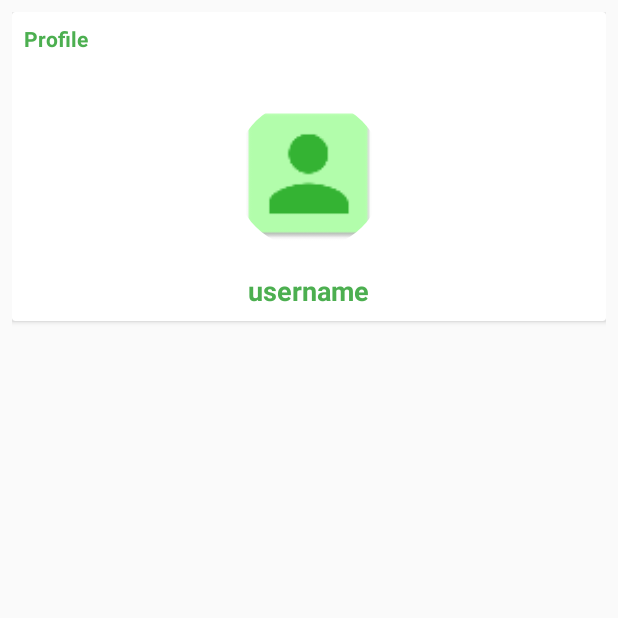
After one commit to n99dl/ChatApp2, an Android app: the fragment ProfileFragment shown on its own in the app's theme, on a phone screen of 412 x 824 dp, the top half of it. The commit adds this screen. Run offline under Robolectric (Android 15) with nearby library versions, the phone set to English and light mode, and no system bars; our stand-ins replace CircleImageView, Firebase (no records; nobody signed in at launch, a user with empty details on screens opened directly); 3 statements that could not run were skipped.

Commit message:
Update Profile, Chat fragment

```diff
--- /dev/null
+++ b/app/src/main/java/com/example/chatapp2/Fragments/ProfileFragment.java
@@ -0,0 +1,68 @@
+package com.example.chatapp2.Fragments;
+
+import android.os.Bundle;
+
+import androidx.annotation.NonNull;
+import androidx.fragment.app.Fragment;
+
+import android.view.LayoutInflater;
+import android.view.View;
+import android.view.ViewGroup;
+import android.widget.TextView;
+
+import com.bumptech.glide.Glide;
+import com.example.chatapp2.Model.User;
+import com.example.chatapp2.R;
+import com.google.firebase.auth.FirebaseAuth;
+import com.google.firebase.auth.FirebaseUser;
+import com.google.firebase.database.DataSnapshot;
+import com.google.firebase.database.DatabaseError;
+import com.google.firebase.database.DatabaseReference;
+import com.google.firebase.database.FirebaseDatabase;
+import com.google.firebase.database.ValueEventListener;
+
+import de.hdodenhof.circleimageview.CircleImageView;
+
+
+public class ProfileFragment extends Fragment {
+
+
+    CircleImageView profileImage;
+    TextView username;
+
+    FirebaseUser firebaseUser;
+    DatabaseReference reference;
+
+    @Override
+    public View onCreateView(LayoutInflater inflater, ViewGroup container,
+                             Bundle savedInstanceState) {
+        // Inflate the layout for this fragment
+        View view = inflater.inflate(R.layout.fragment_profile, container, false);
+
+        profileImage = view.findViewById(R.id.profile_image);
+        username = view.findViewById(R.id.username);
+
+        firebaseUser = FirebaseAuth.getInstance().getCurrentUser();
+        reference = FirebaseDatabase.getInstance().getReference("Users").child(firebaseUser.getUid());
+
+        reference.addValueEventListener(new ValueEventListener() {
+            @Override
+            public void onDataChange(@NonNull DataSnapshot dataSnapshot) {
+                User user = dataSnapshot.getValue(User.class);
+                username.setText(user.getUsername());
+                if (user.getImageURL().equals("default")) {
+                    profileImage.setImageResource(R.mipmap.ic_user_default);
+                } else {
+                    Glide.with(getContext()).load(user.getImageURL()).into(profileImage);
+                }
+            }
+
+            @Override
+            public void onCancelled(@NonNull DatabaseError databaseError) {
+
+            }
+        });
+
+        return view;
+    }
+}
--- a/app/src/main/java/com/example/chatapp2/Fragments/UserFragment.java
+++ b/app/src/main/java/com/example/chatapp2/Fragments/UserFragment.java
@@ -51,8 +51,6 @@ public class UserFragment extends Fragment {
 
         readUsers();
 
-        readUsers();
-
         return view;
     }
 
--- a/app/src/main/java/com/example/chatapp2/MainActivity.java
+++ b/app/src/main/java/com/example/chatapp2/MainActivity.java
@@ -17,6 +17,7 @@ import android.widget.TextView;
 
 import com.bumptech.glide.Glide;
 import com.example.chatapp2.Fragments.ChatsFragment;
+import com.example.chatapp2.Fragments.ProfileFragment;
 import com.example.chatapp2.Fragments.UserFragment;
 import com.example.chatapp2.Model.User;
 import com.google.android.material.tabs.TabLayout;
@@ -80,6 +81,7 @@ public class MainActivity extends AppCompatActivity {
 
         viewPagerAdapter.addFragment(new ChatsFragment(), "Chats");
         viewPagerAdapter.addFragment(new UserFragment(), "Users");
+        viewPagerAdapter.addFragment(new ProfileFragment(), "Profile");
 
         viewPager.setAdapter(viewPagerAdapter);
 
--- /dev/null
+++ b/app/src/main/res/layout/fragment_profile.xml
@@ -0,0 +1,50 @@
+<?xml version="1.0" encoding="utf-8"?>
+<RelativeLayout xmlns:android="http://schemas.android.com/apk/res/android"
+    xmlns:tools="http://schemas.android.com/tools"
+    android:layout_width="match_parent"
+    android:layout_height="match_parent"
+    android:padding="8dp"
+    tools:context=".Fragments.ProfileFragment">
+
+    <androidx.cardview.widget.CardView
+        android:layout_width="match_parent"
+        android:layout_height="wrap_content"
+        android:padding="8dp">
+
+        <RelativeLayout
+            android:layout_width="match_parent"
+            android:layout_height="match_parent"
+            android:padding="8dp">
+
+            <TextView
+                android:layout_width="wrap_content"
+                android:layout_height="wrap_content"
+                android:text="Profile"
+                android:textColor="@color/colorPrimaryDark"
+                android:textStyle="bold"/>
+
+            <de.hdodenhof.circleimageview.CircleImageView
+                android:layout_width="100dp"
+                android:layout_height="100dp"
+                android:id="@+id/profile_image"
+                android:layout_centerHorizontal="true"
+                android:layout_marginTop="50dp"
+                android:src="@mipmap/ic_user_default"/>
+
+            <TextView
+                android:layout_width="wrap_content"
+                android:layout_height="wrap_content"
+                android:layout_below="@id/profile_image"
+                android:layout_centerHorizontal="true"
+                android:layout_marginTop="15dp"
+                android:text="username"
+                android:id="@+id/username"
+                android:textColor="@color/colorPrimaryDark"
+                android:textStyle="bold"
+                android:textSize="18sp"/>
+
+        </RelativeLayout>
+
+    </androidx.cardview.widget.CardView>
+
+</RelativeLayout>
```
Also changed, not shown: app/src/main/java/com/example/chatapp2/Fragments/ChatsFragment.java (+108 -6 lines), app/src/main/res/layout/fragment_chats.xml (+6 -3 lines).
